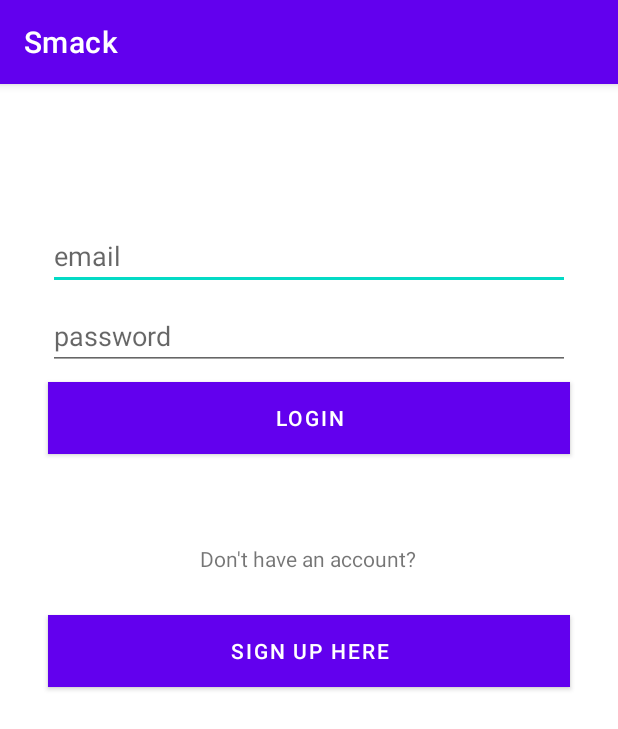
After one commit to jamu544/smack, an Android app: the LoginActivity screen opened directly, with no data from a screen before it, on a phone screen of 412 x 824 dp. The commit adds this screen. Shown: the top 729 px of the screen. Run offline under Robolectric (Android 15) with nearby library versions, the phone set to English and light mode, and no system bars.

Commit message:
lesson 03

```diff
--- a/app/src/main/AndroidManifest.xml
+++ b/app/src/main/AndroidManifest.xml
@@ -9,6 +9,9 @@
         android:roundIcon="@mipmap/ic_launcher"
         android:supportsRtl="true"
         android:theme="@style/Theme.Smack">
+        <activity
+            android:name=".LoginActivity"
+            android:exported="false" />
         <activity
             android:name=".MainActivity"
             android:exported="true"
--- /dev/null
+++ b/app/src/main/java/android/com/jamsand/io/smack/LoginActivity.kt
@@ -0,0 +1,19 @@
+package android.com.jamsand.io.smack
+
+import androidx.appcompat.app.AppCompatActivity
+import android.os.Bundle
+import android.view.View
+
+class LoginActivity : AppCompatActivity() {
+    override fun onCreate(savedInstanceState: Bundle?) {
+        super.onCreate(savedInstanceState)
+        setContentView(R.layout.activity_login)
+    }
+
+    fun loginLoginBtnClicked(view: View) {
+
+    }
+    fun loginCreateUserBtnClicked(view: View) {
+
+    }
+}
--- a/app/src/main/java/android/com/jamsand/io/smack/MainActivity.kt
+++ b/app/src/main/java/android/com/jamsand/io/smack/MainActivity.kt
@@ -12,6 +12,7 @@ import androidx.navigation.ui.setupWithNavController
 import androidx.drawerlayout.widget.DrawerLayout
 import androidx.appcompat.app.AppCompatActivity
 import android.com.jamsand.io.smack.databinding.ActivityMainBinding
+import android.content.Intent
 import android.view.View
 
 class MainActivity : AppCompatActivity() {
@@ -48,6 +49,8 @@ class MainActivity : AppCompatActivity() {
     }
 
     fun loginBtnNavClicked(view: View){
+        val loginIntent = Intent(this, LoginActivity::class.java)
+        startActivity(loginIntent)
 
     }
 
--- /dev/null
+++ b/app/src/main/res/layout/activity_login.xml
@@ -0,0 +1,80 @@
+<?xml version="1.0" encoding="utf-8"?>
+<androidx.constraintlayout.widget.ConstraintLayout xmlns:android="http://schemas.android.com/apk/res/android"
+    xmlns:app="http://schemas.android.com/apk/res-auto"
+    xmlns:tools="http://schemas.android.com/tools"
+    android:layout_width="match_parent"
+    android:layout_height="match_parent"
+    tools:context=".LoginActivity">
+
+    <EditText
+        android:id="@+id/loginEmailText"
+        android:layout_width="0dp"
+        android:layout_height="wrap_content"
+        android:layout_marginStart="32dp"
+        android:layout_marginTop="92dp"
+        android:layout_marginEnd="32dp"
+        android:ems="10"
+        android:hint="email"
+        android:inputType="textPersonName"
+        app:layout_constraintEnd_toEndOf="parent"
+        app:layout_constraintHorizontal_bias="0.0"
+        app:layout_constraintStart_toStartOf="parent"
+        app:layout_constraintTop_toTopOf="parent" />
+
+    <EditText
+        android:id="@+id/loginPasswordText"
+        android:layout_width="0dp"
+        android:layout_height="wrap_content"
+        android:layout_marginStart="32dp"
+        android:layout_marginTop="8dp"
+        android:layout_marginEnd="32dp"
+        android:ems="10"
+        android:hint="password"
+        android:inputType="textPersonName"
+        app:layout_constraintEnd_toEndOf="parent"
+        app:layout_constraintStart_toStartOf="parent"
+        app:layout_constraintTop_toBottomOf="@+id/loginEmailText" />
+
+    <Button
+        android:id="@+id/loginLoginBtn"
+        android:layout_width="0dp"
+        android:layout_height="wrap_content"
+        android:layout_marginStart="32dp"
+        android:layout_marginTop="8dp"
+        android:layout_marginEnd="32dp"
+        android:background="@color/colorPrimary"
+        android:onClick="loginLoginBtnClicked"
+        android:text="Login"
+        android:textColor="@color/white"
+        app:layout_constraintEnd_toEndOf="parent"
+        app:layout_constraintHorizontal_bias="0.498"
+        app:layout_constraintStart_toStartOf="parent"
+        app:layout_constraintTop_toBottomOf="@+id/loginPasswordText" />
+
+    <TextView
+        android:id="@+id/textView"
+        android:layout_width="wrap_content"
+        android:layout_height="wrap_content"
+        android:layout_marginTop="60dp"
+        android:text="Don't have an account?"
+        app:layout_constraintEnd_toEndOf="parent"
+        app:layout_constraintHorizontal_bias="0.498"
+        app:layout_constraintStart_toStartOf="parent"
+        app:layout_constraintTop_toBottomOf="@+id/loginLoginBtn" />
+
+    <Button
+        android:id="@+id/loginCreateUserBtn"
+        android:layout_width="0dp"
+        android:layout_height="wrap_content"
+        android:layout_marginStart="32dp"
+        android:layout_marginTop="28dp"
+        android:layout_marginEnd="32dp"
+        android:background="@color/colorPrimary"
+        android:onClick="loginCreateUserBtnClicked"
+        android:text="Sign up here"
+        android:textColor="@color/white"
+        app:layout_constraintEnd_toEndOf="parent"
+        app:layout_constraintHorizontal_bias="0.498"
+        app:layout_constraintStart_toStartOf="parent"
+        app:layout_constraintTop_toBottomOf="@+id/textView" />
+</androidx.constraintlayout.widget.ConstraintLayout>
--- a/app/src/main/res/layout/nav_header_main.xml
+++ b/app/src/main/res/layout/nav_header_main.xml
@@ -4,9 +4,8 @@
     xmlns:tools="http://schemas.android.com/tools"
     android:id="@+id/linearLayout"
     android:layout_width="match_parent"
-    android:layout_height="@dimen/nav_header_height"
+    android:layout_height="200dp"
     android:background="@color/colorPrimary"
-    android:gravity="bottom"
     android:theme="@style/ThemeOverlay.AppCompat.Dark">
 
     <ImageView
@@ -45,11 +44,10 @@
         android:id="@+id/loginBtnNavHeader"
         android:layout_width="wrap_content"
         android:layout_height="32dp"
-        android:layout_marginStart="24dp"
-        android:layout_marginBottom="8dp"
         android:background="@android:color/transparent"
         android:onClick="loginBtnNavClicked"
         android:text="Login"
+        android:textAlignment="center"
         app:layout_constraintBottom_toBottomOf="parent"
         app:layout_constraintStart_toStartOf="parent" />
 
```
